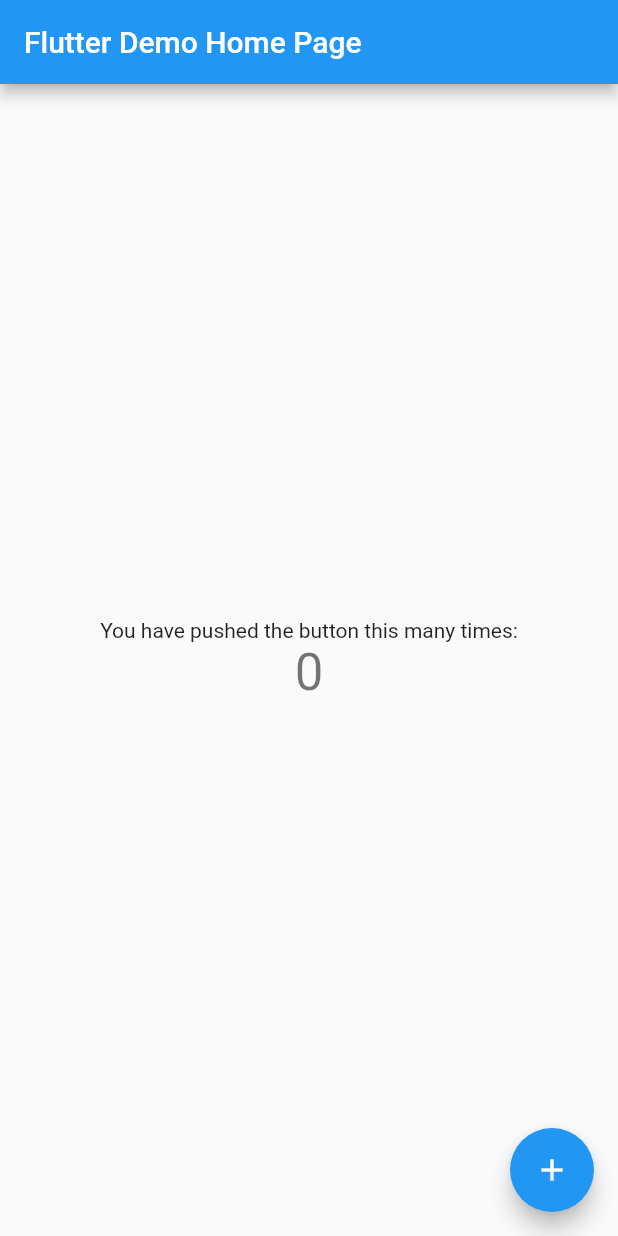
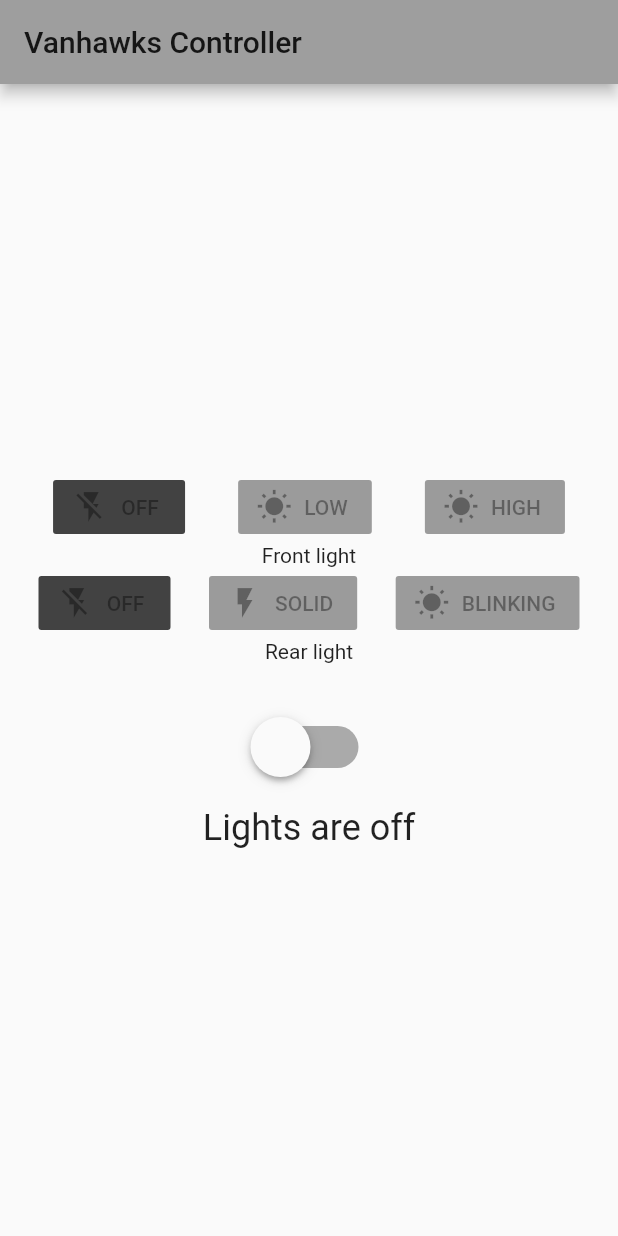
Before and after one commit to moffatman/vanhawks, a Flutter app: the screen it shows after launch, on a phone screen of 412 x 824 dp. Run offline on Flutter 3.47's test engine with Material 2 defaults, Android fonts, the phone set to English and light mode, and no system bars; our stand-ins replace flutter_blue, shared_preferences.

Commit message:
Setup and non-functional demo

```diff
--- /dev/null
+++ b/lib/lights_model.dart
@@ -0,0 +1,26 @@
+import 'package:flutter/material.dart';
+import 'package:shared_preferences/shared_preferences.dart';
+import 'package:flutter_blue/flutter_blue.dart';
+
+class LightsModel extends ChangeNotifier {
+	int frontLightStatus = 0;
+	int rearLightStatus = 0;
+	bool lightsOn = false;
+
+	void setLightsOn(bool value) {
+		lightsOn = value;
+		notifyListeners();
+	}
+
+	void setFrontLight(int status) {
+		frontLightStatus = status;
+		print("Set front light status to " + status.toString());
+		notifyListeners();
+	}
+
+	void setRearLight(int status) {
+		rearLightStatus = status;
+		print("Set rear light status to " + status.toString());
+		notifyListeners();
+	}
+}
--- a/lib/main.dart
+++ b/lib/main.dart
@@ -1,47 +1,45 @@
 import 'package:flutter/material.dart';
+import 'package:provider/provider.dart';
+
+import 'lights_model.dart';
 
 void main() {
-  runApp(MyApp());
+	runApp(
+		ChangeNotifierProvider(
+			create: (context) => LightsModel(),
+			child: MyApp()
+		)
+	);
 }
 
 class MyApp extends StatelessWidget {
-  // This widget is the root of your application.
 	@override
 	Widget build(BuildContext context) {
 	return MaterialApp(
 		title: 'Flutter Demo',
 		theme: ThemeData(
-        // This is the theme of your application.
-        //
-        // Try running your application with "flutter run". You'll see the
-        // application has a blue toolbar. Then, without quitting the app, try
-        // changing the primarySwatch below to Colors.green and then invoke
-        // "hot reload" (press "r" in the console where you ran "flutter run",
-        // or simply save your changes to "hot reload" in a Flutter IDE).
-        // Notice that the counter didn't reset back to zero; the application
-        // is not restarted.
-        primarySwatch: Colors.blue,
-        // This makes the visual density adapt to the platform that you run
-        // the app on. For desktop platforms, the controls will be smaller and
-        // closer together (more dense) than on mobile platforms.
+			primarySwatch: Colors.grey,
 			visualDensity: VisualDensity.adaptivePlatformDensity,
 		),
-      home: MyHomePage(title: 'Flutter Demo Home Page'),
+		home: MyHomePage(title: 'Vanhawks Controller'),
 	);
   }
 }
 
+const int FRONT_LIGHT_ID = 3;
+const int FRONT_LIGHT_OFF = 0;
+const int FRONT_LIGHT_ON_LOW = 1;
+const int FRONT_LIGHT_ON_HIGH = 2;
+const int REAR_LIGHT_ID = 2;
+const int REAR_LIGHT_OFF = 0;
+const int REAR_LIGHT_ON_SOLID = 1;
+const int REAR_LIGHT_ON_BLINKING = 2;
+
+Color chosenSettingColor = Colors.green;
+Color chosenSettingColorDisabled = Colors.grey.shade800;
+
 class MyHomePage extends StatefulWidget {
 	MyHomePage({Key key, this.title}) : super(key: key);
-
-  // This widget is the home page of your application. It is stateful, meaning
-  // that it has a State object (defined below) that contains fields that affect
-  // how it looks.
-
-  // This class is the configuration for the state. It holds the values (in this
-  // case the title) provided by the parent (in this case the App widget) and
-  // used by the build method of the State. Fields in a Widget subclass are
-  // always marked "final".
 
 	final String title;
 
@@ -50,68 +48,88 @@
 }
 
 class _MyHomePageState extends State<MyHomePage> {
-  int _counter = 0;
-
-  void _incrementCounter() {
-    setState(() {
-      // This call to setState tells the Flutter framework that something has
-      // changed in this State, which causes it to rerun the build method below
-      // so that the display can reflect the updated values. If we changed
-      // _counter without calling setState(), then the build method would not be
-      // called again, and so nothing would appear to happen.
-      _counter++;
-    });
-  }
-
 	@override
 	Widget build(BuildContext context) {
-    // This method is rerun every time setState is called, for instance as done
-    // by the _incrementCounter method above.
-    //
-    // The Flutter framework has been optimized to make rerunning build methods
-    // fast, so that you can just rebuild anything that needs updating rather
-    // than having to individually change instances of widgets.
 		return Scaffold(
 			appBar: AppBar(
-        // Here we take the value from the MyHomePage object that was created by
-        // the App.build method, and use it to set our appbar title.
 				title: Text(widget.title),
 			),
-      body: Center(
-        // Center is a layout widget. It takes a single child and positions it
-        // in the middle of the parent.
+			body: Consumer<LightsModel>(
+				builder: (context, lights, child) => Center(
 					child: Column(
-          // Column is also a layout widget. It takes a list of children and
-          // arranges them vertically. By default, it sizes itself to fit its
-          // children horizontally, and tries to be as tall as its parent.
-          //
-          // Invoke "debug painting" (press "p" in the console, choose the
-          // "Toggle Debug Paint" action from the Flutter Inspector in Android
-          // Studio, or the "Toggle Debug Paint" command in Visual Studio Code)
-          // to see the wireframe for each widget.
-          //
-          // Column has various properties to control how it sizes itself and
-          // how it positions its children. Here we use mainAxisAlignment to
-          // center the children vertically; the main axis here is the vertical
-          // axis because Columns are vertical (the cross axis would be
-          // horizontal).
 						mainAxisAlignment: MainAxisAlignment.center,
-          children: <Widget>[
+						children: [
+							Row(
+								mainAxisAlignment: MainAxisAlignment.spaceEvenly,
+								children: [
+									RaisedButton.icon(
+										icon: Icon(Icons.flash_off),
+										label: Text("OFF"),
+										color: (lights.frontLightStatus == FRONT_LIGHT_OFF) ? chosenSettingColor : null,
+										disabledColor: (lights.frontLightStatus == FRONT_LIGHT_OFF) ? chosenSettingColorDisabled : null,
+										onPressed: lights.lightsOn ? () => lights.setFrontLight(FRONT_LIGHT_OFF) : null
+									),
+									RaisedButton.icon(
+										icon: Icon(Icons.wb_sunny),
+										label: Text("LOW"),
+										color: (lights.frontLightStatus == FRONT_LIGHT_ON_LOW) ? chosenSettingColor : null,
+										disabledColor: (lights.frontLightStatus == FRONT_LIGHT_ON_LOW) ? chosenSettingColorDisabled : null,
+										onPressed: lights.lightsOn ? () => lights.setFrontLight(FRONT_LIGHT_ON_LOW) : null
+									),
+									RaisedButton.icon(
+										icon: Icon(Icons.wb_sunny),
+										label: Text("HIGH"),
+										color: (lights.frontLightStatus == FRONT_LIGHT_ON_HIGH) ? chosenSettingColor : null,
+										disabledColor: (lights.frontLightStatus == FRONT_LIGHT_ON_HIGH) ? chosenSettingColorDisabled : null,
+										onPressed: lights.lightsOn ? () => lights.setFrontLight(FRONT_LIGHT_ON_HIGH) : null
+									)
+								]
+							),
+							Text("Front light"),
+							Row(
+								mainAxisAlignment: MainAxisAlignment.spaceEvenly,
+								children: [
+									RaisedButton.icon(
+										icon: Icon(Icons.flash_off),
+										label: Text("OFF"),
+										color: (lights.rearLightStatus == REAR_LIGHT_OFF) ? chosenSettingColor : null,
+										disabledColor: (lights.rearLightStatus == REAR_LIGHT_OFF) ? chosenSettingColorDisabled : null,
+										onPressed: lights.lightsOn ? () => lights.setRearLight(REAR_LIGHT_OFF) : null
+									),
+									RaisedButton.icon(
+										icon: Icon(Icons.flash_on),
+										label: Text("SOLID"),
+										color: (lights.rearLightStatus == REAR_LIGHT_ON_SOLID) ? chosenSettingColor : null,
+										disabledColor: (lights.rearLightStatus == REAR_LIGHT_ON_SOLID) ? chosenSettingColorDisabled : null,
+										onPressed: lights.lightsOn ? () => lights.setRearLight(REAR_LIGHT_ON_SOLID) : null
+									),
+									RaisedButton.icon(
+										icon: Icon(Icons.wb_sunny),
+										label: Text("BLINKING"),
+										color: (lights.rearLightStatus == REAR_LIGHT_ON_BLINKING) ? chosenSettingColor : null,
+										disabledColor: (lights.rearLightStatus == REAR_LIGHT_ON_BLINKING) ? chosenSettingColorDisabled : null,
+										onPressed: lights.lightsOn ? () => lights.setRearLight(REAR_LIGHT_ON_BLINKING) : null
+									)
+								]
+							),
+							Text("Rear light"),
+							SizedBox(height: 32),
+							Transform.scale(
+								scale: 2.0,
+								child: Switch(
+									value: lights.lightsOn,
+									onChanged: lights.setLightsOn
+								)
+							),
+							SizedBox(height: 16),
 							Text(
-              'You have pushed the button this many times:',
-            ),
-            Text(
-              '$_counter',
-              style: Theme.of(context).textTheme.headline4,
+								lights.lightsOn ? "Lights are on" : "Lights are off",
+								style: TextStyle(fontSize: 24)
 							),
 						],
 					),
+				)
 			),
-      floatingActionButton: FloatingActionButton(
-        onPressed: _incrementCounter,
-        tooltip: 'Increment',
-        child: Icon(Icons.add),
-      ), // This trailing comma makes auto-formatting nicer for build methods.
 		);
 	}
 }
--- a/pubspec.yaml
+++ b/pubspec.yaml
@@ -28,6 +28,10 @@
   # The following adds the Cupertino Icons font to your application.
   # Use with the CupertinoIcons class for iOS style icons.
   cupertino_icons: ^0.1.3
+
+  shared_preferences: '>=0.5.10 <2.0.0'
+  flutter_blue: ^0.7.2
+  provider: ^4.3.2+1
 
 dev_dependencies:
   flutter_test:
```
Also changed, not shown: pubspec.lock, 8 other files. Lines whose indentation alone changed are shown as unchanged.
